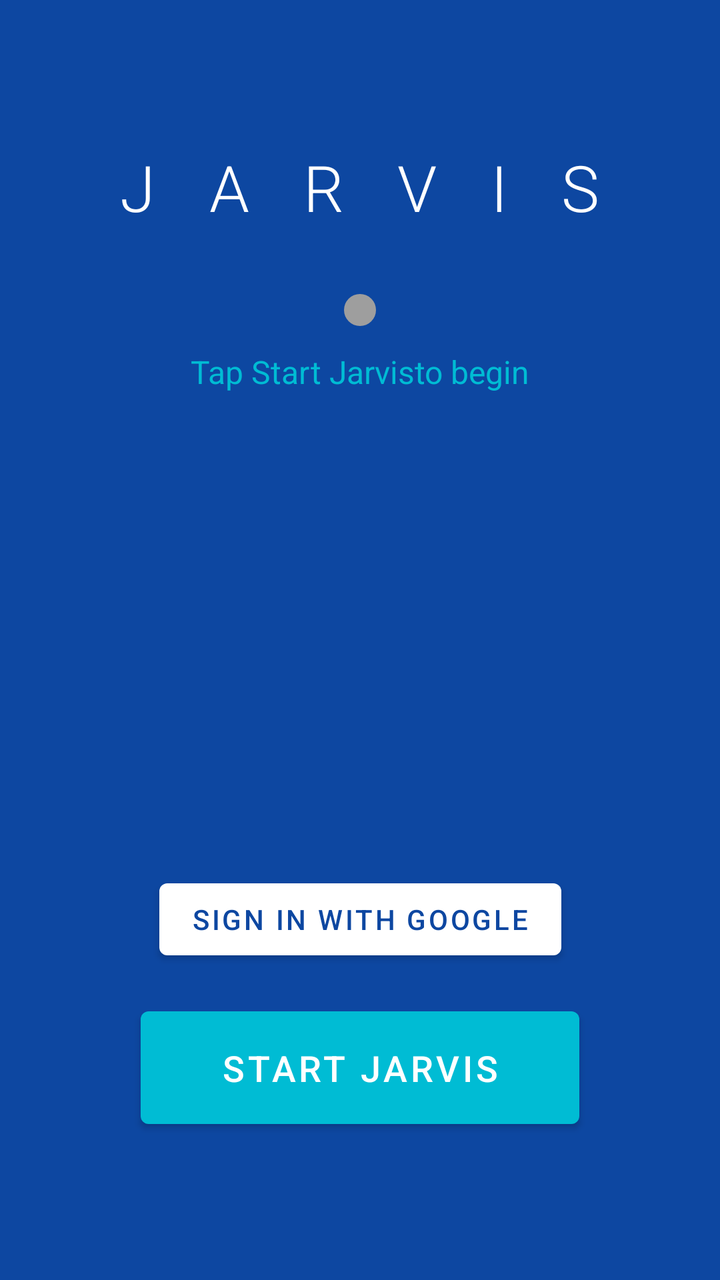
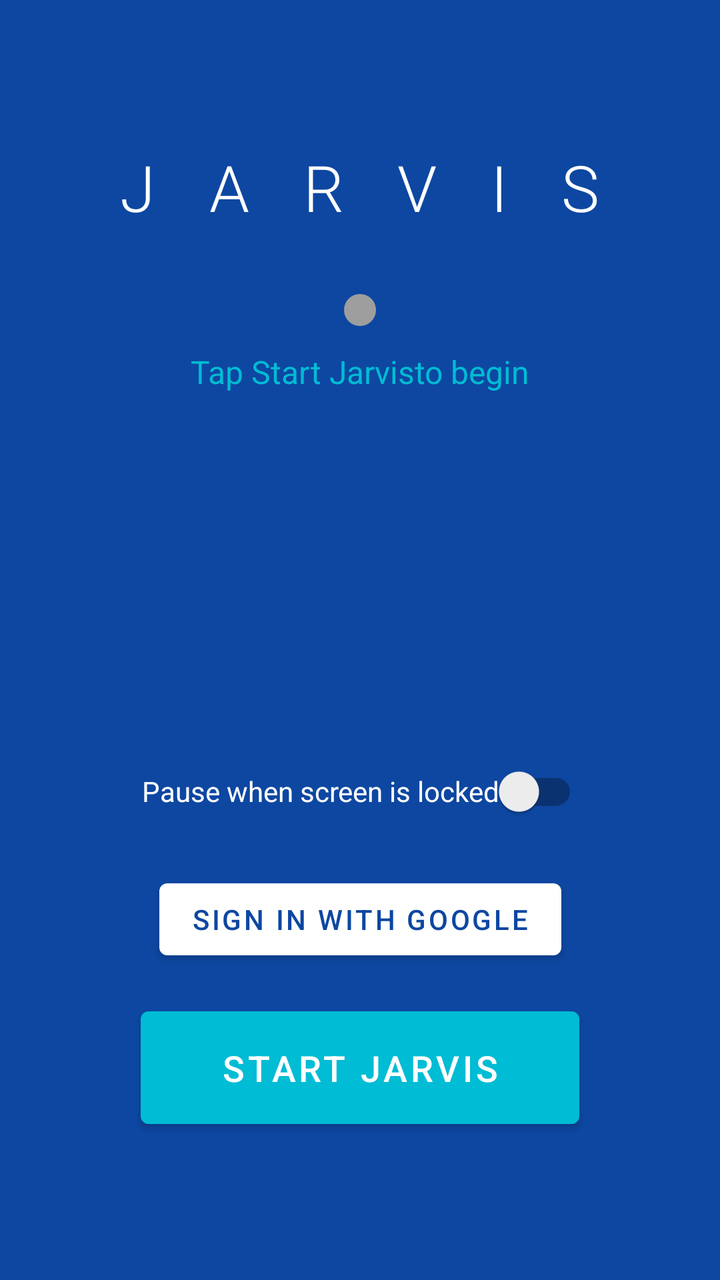

The first picture is an Android layout as it rendered before a commit; the second is the same layout after the commit. The layout source and the unified diff follow.
<!-- AndroidManifest.xml: application theme Theme.Jarvis -->
<!-- res/layout/activity_main.xml -->
<?xml version="1.0" encoding="utf-8"?>
<androidx.constraintlayout.widget.ConstraintLayout
    xmlns:android="http://schemas.android.com/apk/res/android"
    xmlns:app="http://schemas.android.com/apk/res-auto"
    android:layout_width="match_parent"
    android:layout_height="match_parent"
    android:background="@color/jarvis_blue_dark"
    android:padding="24dp">

    
    <TextView
        android:id="@+id/tvTitle"
        android:layout_width="wrap_content"
        android:layout_height="wrap_content"
        android:text="J A R V I S"
        android:textColor="@color/white"
        android:textSize="32sp"
        android:letterSpacing="0.3"
        android:fontFamily="sans-serif-light"
        app:layout_constraintTop_toTopOf="parent"
        app:layout_constraintStart_toStartOf="parent"
        app:layout_constraintEnd_toEndOf="parent"
        android:layout_marginTop="48dp" />

    
    <View
        android:id="@+id/viewStatusDot"
        android:layout_width="16dp"
        android:layout_height="16dp"
        android:background="@drawable/circle_dot"
        app:layout_constraintTop_toBottomOf="@id/tvTitle"
        app:layout_constraintStart_toStartOf="parent"
        app:layout_constraintEnd_toEndOf="parent"
        android:layout_marginTop="32dp" />

    
    <TextView
        android:id="@+id/tvStatus"
        android:layout_width="wrap_content"
        android:layout_height="wrap_content"
        android:text="@string/status_idle"
        android:textColor="@color/jarvis_accent"
        android:textSize="16sp"
        app:layout_constraintTop_toBottomOf="@id/viewStatusDot"
        app:layout_constraintStart_toStartOf="parent"
        app:layout_constraintEnd_toEndOf="parent"
        android:layout_marginTop="12dp" />

    
    <TextView
        android:id="@+id/tvTranscript"
        android:layout_width="0dp"
        android:layout_height="wrap_content"
        android:textColor="#CCFFFFFF"
        android:textSize="14sp"
        android:gravity="center"
        android:padding="16dp"
        android:background="#22FFFFFF"
        android:visibility="gone"
        app:layout_constraintTop_toBottomOf="@id/tvStatus"
        app:layout_constraintStart_toStartOf="parent"
        app:layout_constraintEnd_toEndOf="parent"
        android:layout_marginTop="24dp" />

    
    <TextView
        android:id="@+id/tvResponse"
        android:layout_width="0dp"
        android:layout_height="wrap_content"
        android:textColor="#CCFFFFFF"
        android:textSize="14sp"
        android:gravity="center"
        android:padding="16dp"
        android:background="#22FFFFFF"
        android:visibility="gone"
        app:layout_constraintTop_toBottomOf="@id/tvTranscript"
        app:layout_constraintStart_toStartOf="parent"
        app:layout_constraintEnd_toEndOf="parent"
        android:layout_marginTop="8dp" />

    
    <com.google.android.material.button.MaterialButton
        android:id="@+id/btnGoogleSignIn"
        android:layout_width="wrap_content"
        android:layout_height="wrap_content"
        android:text="@string/sign_in_google"
        android:textColor="@color/jarvis_blue_dark"
        app:backgroundTint="@color/white"
        app:layout_constraintBottom_toTopOf="@id/btnToggle"
        app:layout_constraintStart_toStartOf="parent"
        app:layout_constraintEnd_toEndOf="parent"
        android:layout_marginBottom="16dp" />

    
    <com.google.android.material.button.MaterialButton
        android:id="@+id/btnToggle"
        android:layout_width="wrap_content"
        android:layout_height="wrap_content"
        android:text="@string/btn_start"
        android:textSize="18sp"
        android:paddingHorizontal="40dp"
        android:paddingVertical="16dp"
        app:backgroundTint="@color/jarvis_accent"
        app:layout_constraintBottom_toBottomOf="parent"
        app:layout_constraintStart_toStartOf="parent"
        app:layout_constraintEnd_toEndOf="parent"
        android:layout_marginBottom="48dp" />

</androidx.constraintlayout.widget.ConstraintLayout>
<!-- resources referenced by this layout -->
<resources>
  <color name="jarvis_accent">#FF00BCD4</color>
  <color name="jarvis_blue_dark">#FF0D47A1</color>
  <color name="white">#FFFFFFFF</color>
  <!-- drawable circle_dot (drawable) -->
  <?xml version="1.0" encoding="utf-8"?>
  <shape xmlns:android="http://schemas.android.com/apk/res/android"
      android:shape="oval">
      <solid android:color="@color/status_idle" />
  </shape>
  <string name="btn_start">Start Jarvis</string>
  <string name="sign_in_google">Sign in with Google</string>
  <string name="status_idle">Tap "Start Jarvis" to begin</string>
  <style name="Theme.Jarvis" parent="Theme.MaterialComponents.DayNight.DarkActionBar">
          <item name="colorPrimary">@color/jarvis_blue</item>
          <item name="colorPrimaryDark">@color/jarvis_blue_dark</item>
          <item name="colorAccent">@color/jarvis_accent</item>
      </style>
  <color name="status_idle">#FF9E9E9E</color>
  <color name="jarvis_blue">#FF1565C0</color>
</resources>

<!-- the commit's change to res/layout/activity_main.xml (unified diff, before → after) -->
@@ -79,6 +79,19 @@
         android:layout_marginTop="8dp" />
 
     
+    <androidx.appcompat.widget.SwitchCompat
+        android:id="@+id/switchPauseOnLock"
+        android:layout_width="wrap_content"
+        android:layout_height="wrap_content"
+        android:text="@string/switch_pause_on_lock"
+        android:textColor="@color/white"
+        android:textSize="14sp"
+        app:layout_constraintBottom_toTopOf="@id/btnGoogleSignIn"
+        app:layout_constraintStart_toStartOf="parent"
+        app:layout_constraintEnd_toEndOf="parent"
+        android:layout_marginBottom="16dp" />
+
+    
     <com.google.android.material.button.MaterialButton
         android:id="@+id/btnGoogleSignIn"
         android:layout_width="wrap_content"
<!-- resource entries referenced after the edit -->
@@ -12,6 +12,7 @@
   <string name="btn_start">Start Jarvis</string>
   <string name="sign_in_google">Sign in with Google</string>
   <string name="status_idle">Tap "Start Jarvis" to begin</string>
+  <string name="switch_pause_on_lock">Pause when screen is locked</string>
   <style name="Theme.Jarvis" parent="Theme.MaterialComponents.DayNight.DarkActionBar">
           <item name="colorPrimary">@color/jarvis_blue</item>
           <item name="colorPrimaryDark">@color/jarvis_blue_dark</item>
